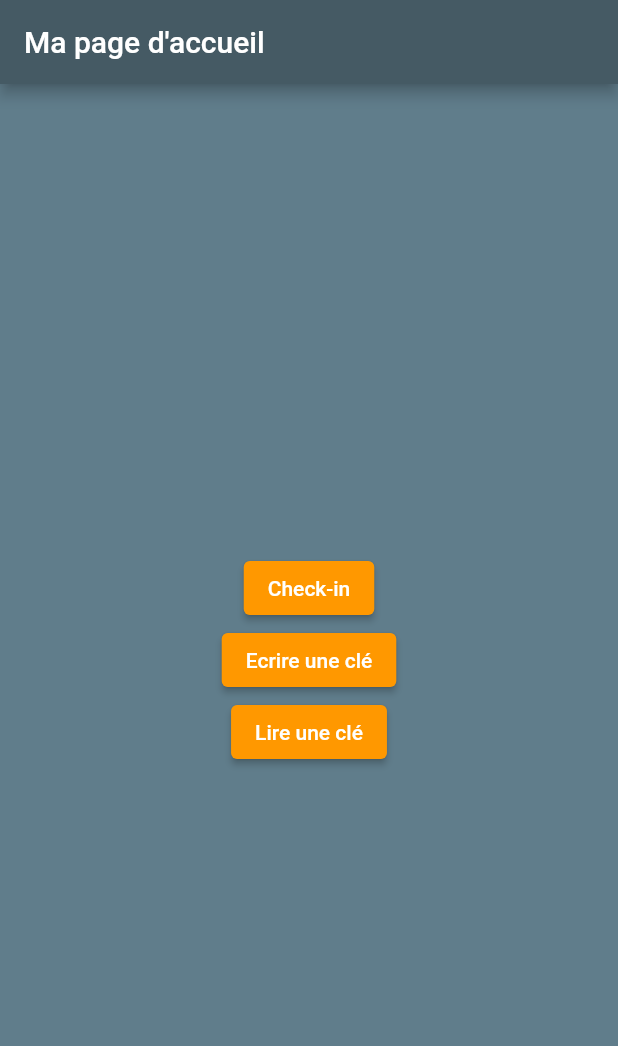
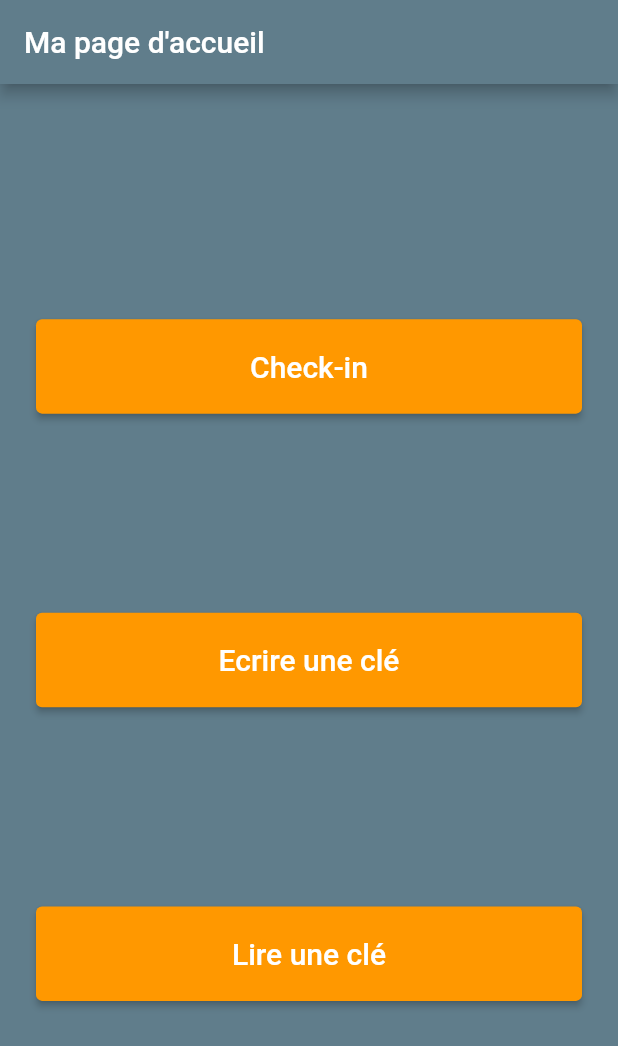
Before and after one commit to Parrots-in-the-Alps/flutter_app, a Flutter app: the screen it shows after launch, on a phone screen of 412 x 824 dp. Shown: the top 1046 px of the screen. Run offline on Flutter 3.47's test engine with Material 2 defaults, Android fonts, the phone set to English and light mode, and no system bars.

Commit message:
main directory on flick

```diff
--- a/lib/main.dart
+++ b/lib/main.dart
@@ -1,5 +1,5 @@
 import 'package:flutter/material.dart';
-import 'homePage.dart';
+import 'main/homePage.dart';
 
 void main() {
   runApp(const MyApp());
@@ -13,6 +13,7 @@ class MyApp extends StatelessWidget {
   Widget build(BuildContext context) {
     return MaterialApp(
       title: 'Flutter Demo',
+      debugShowCheckedModeBanner: false,
       theme: ThemeData(
         // This is the theme of your application.
         //
--- /dev/null
+++ b/lib/main/homePage.dart
@@ -0,0 +1,73 @@
+import 'package:flutter/material.dart';
+
+class HomePage extends StatelessWidget {
+  @override
+  Widget build(BuildContext context) {
+    return Scaffold(
+      appBar: AppBar(
+        backgroundColor: const Color(0xFF607D8B),
+        title: const Text('Ma page d\'accueil'),
+      ),
+      body: Container(
+        color: const Color(0xFF607D8B),
+        child: Expanded(
+          child: Padding(
+            padding: const EdgeInsets.all(24.0),
+            child: Column(
+              mainAxisAlignment: MainAxisAlignment
+                  .spaceEvenly, // Espacement égal entre les boutons
+              children: [
+                ElevatedButton(
+                  onPressed: () {
+                    // Action à effectuer lorsque le premier bouton est pressé
+                  },
+                  style: ElevatedButton.styleFrom(
+                    backgroundColor: const Color(0xFFFF9800),
+                    padding: const EdgeInsets.all(
+                        20.0), // Espacement interne des boutons
+                    minimumSize: const Size(double.infinity,
+                        0.0), // Taille minimale des boutons pour remplir l'espace disponible
+                  ),
+                  child: const Text(
+                    'Check-in',
+                    style: TextStyle(
+                        fontSize:
+                            20.0), // Augmenter la taille de la police du texte
+                  ),
+                ),
+                ElevatedButton(
+                  onPressed: () {
+                    // Action à effectuer lorsque le deuxième bouton est pressé
+                  },
+                  style: ElevatedButton.styleFrom(
+                    backgroundColor: const Color(0xFFFF9800),
+                    padding: const EdgeInsets.all(20.0),
+                    minimumSize: const Size(double.infinity, 0.0),
+                  ),
+                  child: const Text(
+                    'Ecrire une clé',
+                    style: TextStyle(fontSize: 20.0),
+                  ),
+                ),
+                ElevatedButton(
+                  onPressed: () {
+                    // Action à effectuer lorsque le troisième bouton est pressé
+                  },
+                  style: ElevatedButton.styleFrom(
+                    backgroundColor: const Color(0xFFFF9800),
+                    padding: const EdgeInsets.all(20.0),
+                    minimumSize: const Size(double.infinity, 0.0),
+                  ),
+                  child: const Text(
+                    'Lire une clé',
+                    style: TextStyle(fontSize: 20.0),
+                  ),
+                ),
+              ],
+            ),
+          ),
+        ),
+      ),
+    );
+  }
+}
```
